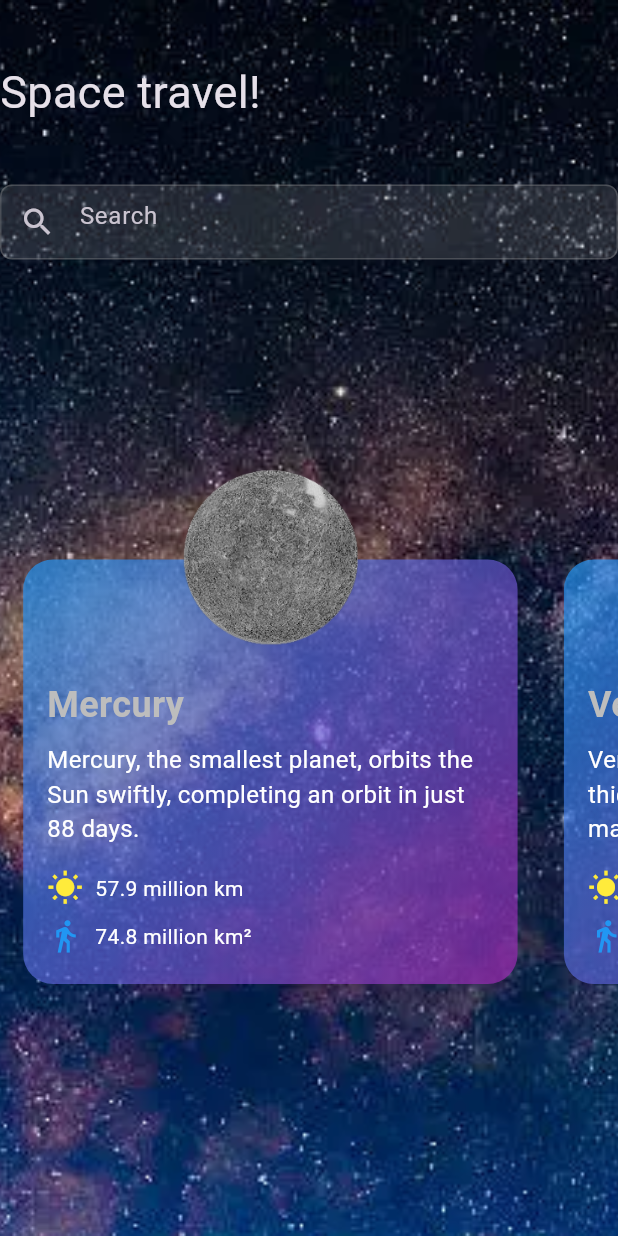
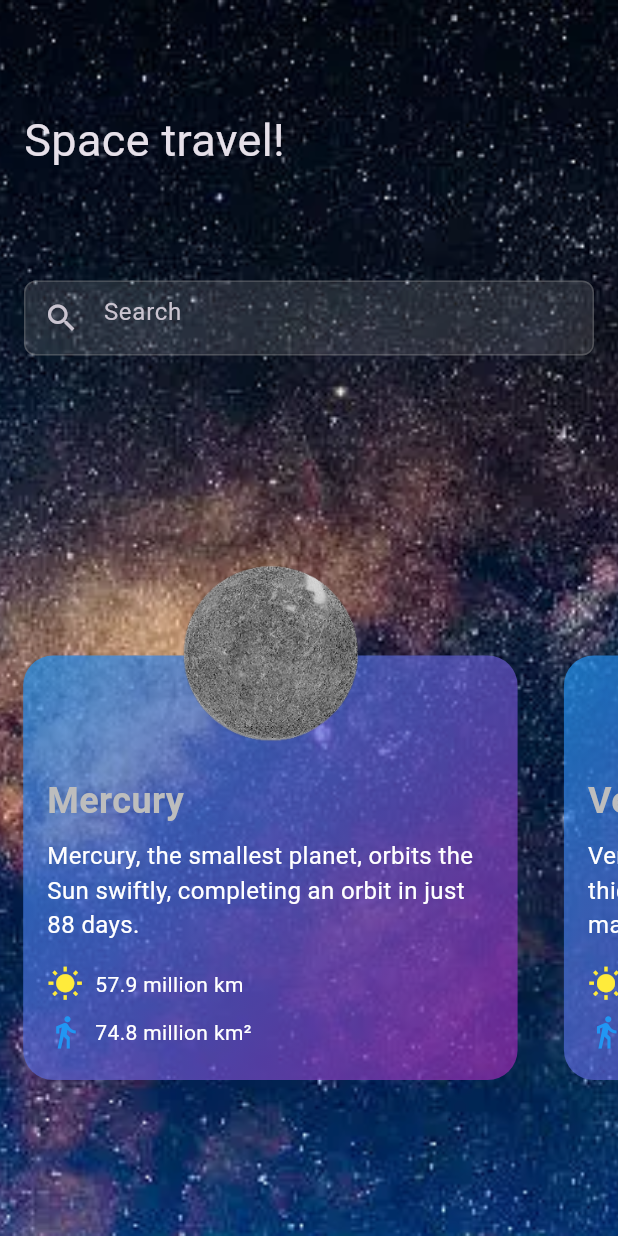
Before and after one commit to MostafaGaber135/Galactic-Trails, a Flutter app: the screen it shows after launch, on a phone screen of 412 x 824 dp. Run offline on Flutter 3.47's test engine with Material 3 defaults, Android fonts, the phone set to English and light mode, and no system bars; our stand-ins replace lottie.

Commit message:
adding padding

```diff
--- a/lib/views/home_view.dart
+++ b/lib/views/home_view.dart
@@ -61,16 +61,26 @@ class _HomeViewState extends State<HomeView> {
                     const SizedBox(
                       height: 40,
                     ),
-                    const Text(
+                    const Padding(
+                      padding: EdgeInsets.symmetric(
+                        horizontal: 16,
+                        vertical: 32,
+                      ),
+                      child: Text(
                         'Space travel!',
                         style: TextStyle(
                           fontSize: 30,
                         ),
                       ),
+                    ),
                     const SizedBox(
                       height: 40,
                     ),
-                    Container(
+                    Padding(
+                      padding: const EdgeInsets.symmetric(
+                        horizontal: 16,
+                      ),
+                      child: Container(
                         decoration: BoxDecoration(
                           color: Colors.grey.withOpacity(0.2),
                           borderRadius: BorderRadius.circular(8.0),
@@ -90,6 +100,7 @@ class _HomeViewState extends State<HomeView> {
                           ),
                         ),
                       ),
+                    ),
                     const SizedBox(height: 20),
                     SizedBox(
                       height: MediaQuery.of(context).size.height * 0.7,
```
Lines whose indentation alone changed are shown as unchanged.
